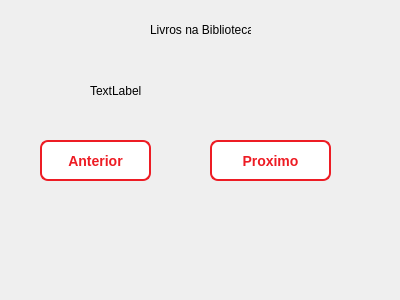
gabriotz/Project-edoo, file GUI_BIBLIOTECA/seeallbookswindow.ui: the form before one commit.
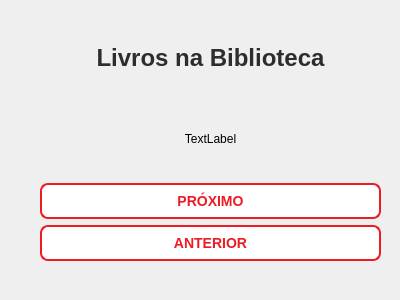
The form after the commit.

The edit to the form file:
```diff
--- a/GUI_BIBLIOTECA/seeallbookswindow.ui
+++ b/GUI_BIBLIOTECA/seeallbookswindow.ui
@@ -13,78 +13,97 @@
   <property name="windowTitle">
    <string>Dialog</string>
   </property>
-  <widget class="QLabel" name="label">
-   <property name="geometry">
-    <rect>
-     <x>150</x>
-     <y>20</y>
-     <width>101</width>
-     <height>20</height>
-    </rect>
-   </property>
-   <property name="text">
-    <string>Livros na Biblioteca</string>
-   </property>
-  </widget>
-  <widget class="QLabel" name="bookLabel">
-   <property name="geometry">
-    <rect>
-     <x>90</x>
-     <y>60</y>
-     <width>201</width>
-     <height>61</height>
-    </rect>
-   </property>
-   <property name="text">
-    <string>TextLabel</string>
-   </property>
-   <property name="wordWrap">
-    <bool>true</bool>
-   </property>
-  </widget>
-  <widget class="QPushButton" name="previousButton">
+  <widget class="QWidget" name="">
    <property name="geometry">
     <rect>
      <x>40</x>
-     <y>140</y>
-     <width>111</width>
-     <height>41</height>
+     <y>20</y>
+     <width>341</width>
+     <height>241</height>
     </rect>
    </property>
-   <property name="styleSheet">
-    <string notr="true">background-color: white;
+   <layout class="QVBoxLayout" name="verticalLayout">
+    <item>
+     <widget class="QLabel" name="label">
+      <property name="styleSheet">
+       <string notr="true"/>
+      </property>
+      <property name="text">
+       <string>&lt;html&gt;&lt;head/&gt;&lt;body&gt;&lt;p align=&quot;center&quot;&gt;&lt;span style=&quot; font-size:18pt; font-weight:700; color:#2d2d2d;&quot;&gt;Livros na Biblioteca&lt;/span&gt;&lt;/p&gt;&lt;/body&gt;&lt;/html&gt;</string>
+      </property>
+     </widget>
+    </item>
+    <item>
+     <widget class="QLabel" name="bookLabel">
+      <property name="styleSheet">
+       <string notr="true">
+    background-color: #ED1C24; /* Fundo vermelho CIn */
+    color: white; /* Texto branco */
+    padding: 5px;
+    border: 1px solid #8B0000; /* Borda entre as seções */
+    font-family: &quot;Segoe UI&quot;;
+    font-weight: bold;
+    font-size: 10pt;
+
+QTableView { /* Estilo da tabela */
+    background-color: white;
+    gridline-color: #F0F0F0; /* Cor da grade */
+    selection-background-color: #FFE5E5; /* Cor da seleção (levemente rosado) */
+    selection-color: #2D2D2D; /* Cor do texto selecionado */
+    border: 1px solid #CCCCCC;
+    border-radius: 8px;
+}
+QTableView::item { /* Estilo de cada item/célula */
+    padding: 5px;
+    font-family: &quot;Segoe UI&quot;;
+    font-size: 9pt;
+    color: #2D2D2D;
+}
+QTableView::item:alternate { /* Linhas alternadas */
+    background-color: #F8F8F8;
+}</string>
+      </property>
+      <property name="text">
+       <string>&lt;html&gt;&lt;head/&gt;&lt;body&gt;&lt;p align=&quot;center&quot;&gt;TextLabel&lt;/p&gt;&lt;/body&gt;&lt;/html&gt;</string>
+      </property>
+      <property name="wordWrap">
+       <bool>true</bool>
+      </property>
+     </widget>
+    </item>
+    <item>
+     <widget class="QPushButton" name="nextButton">
+      <property name="styleSheet">
+       <string notr="true">background-color: white;
 color: #ED1C24;
 border: 2px solid #ED1C24;
 padding: 8px 16px;
 font-size: 14px;
 font-weight: bold;
 border-radius: 8px;</string>
-   </property>
-   <property name="text">
-    <string>Anterior</string>
-   </property>
-  </widget>
-  <widget class="QPushButton" name="nextButton">
-   <property name="geometry">
-    <rect>
-     <x>210</x>
-     <y>140</y>
-     <width>121</width>
-     <height>41</height>
-    </rect>
-   </property>
-   <property name="styleSheet">
-    <string notr="true">background-color: white;
+      </property>
+      <property name="text">
+       <string>PRÓXIMO</string>
+      </property>
+     </widget>
+    </item>
+    <item>
+     <widget class="QPushButton" name="previousButton">
+      <property name="styleSheet">
+       <string notr="true">background-color: white;
 color: #ED1C24;
 border: 2px solid #ED1C24;
 padding: 8px 16px;
 font-size: 14px;
 font-weight: bold;
 border-radius: 8px;</string>
-   </property>
-   <property name="text">
-    <string>Proximo</string>
-   </property>
+      </property>
+      <property name="text">
+       <string>ANTERIOR</string>
+      </property>
+     </widget>
+    </item>
+   </layout>
   </widget>
  </widget>
  <resources/>
```
